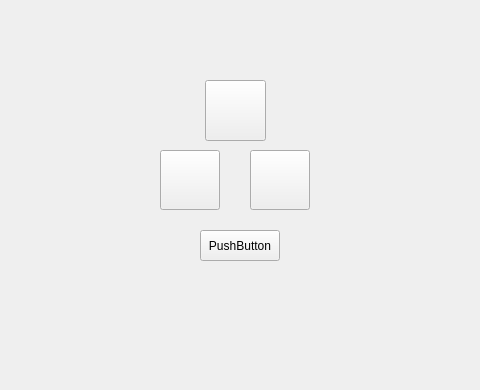
First picture: the form in client/windows/gamewindow.ui, repository HFDLYS/HeartstringsResonance, before the edit; both pictures show x 380 to 860 and y 330 to 720 of the 1280 by 720 pixel window.
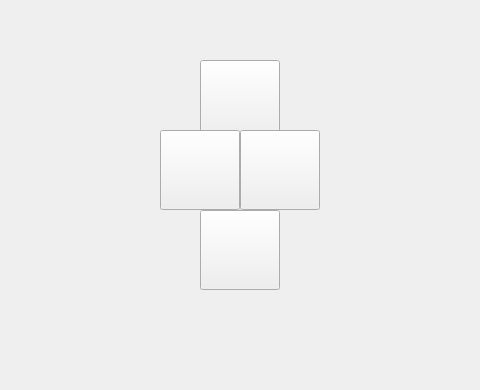
Second picture: the form after the edit. Icons and pictures are not drawn.

The edit to the form file:
```diff
--- a/client/windows/gamewindow.ui
+++ b/client/windows/gamewindow.ui
@@ -47,10 +47,10 @@
     <widget class="QPushButton" name="skill1_button">
      <property name="geometry">
       <rect>
-       <x>585</x>
-       <y>410</y>
-       <width>61</width>
-       <height>61</height>
+       <x>580</x>
+       <y>390</y>
+       <width>80</width>
+       <height>80</height>
       </rect>
      </property>
      <property name="styleSheet">
@@ -69,10 +69,10 @@
     <widget class="QPushButton" name="skill3_button">
      <property name="geometry">
       <rect>
-       <x>630</x>
-       <y>480</y>
-       <width>60</width>
-       <height>60</height>
+       <x>620</x>
+       <y>460</y>
+       <width>80</width>
+       <height>80</height>
       </rect>
      </property>
      <property name="styleSheet">
@@ -96,9 +96,9 @@
      <property name="geometry">
       <rect>
        <x>540</x>
-       <y>480</y>
-       <width>60</width>
-       <height>60</height>
+       <y>460</y>
+       <width>80</width>
+       <height>80</height>
       </rect>
      </property>
      <property name="styleSheet">
@@ -222,13 +222,17 @@
      <property name="geometry">
       <rect>
        <x>580</x>
-       <y>560</y>
+       <y>540</y>
        <width>80</width>
-       <height>31</height>
+       <height>80</height>
       </rect>
      </property>
+     <property name="styleSheet">
+      <string notr="true">QPushButton#pause_button{border-image: url(:/images/gamewindow/pause.png);}
+QPushButton::pressed#pause_button{border-image:url(:/images/gamewindow/pause-.png);}</string>
+     </property>
      <property name="text">
-      <string>PushButton</string>
+      <string/>
      </property>
     </widget>
    </widget>
```
